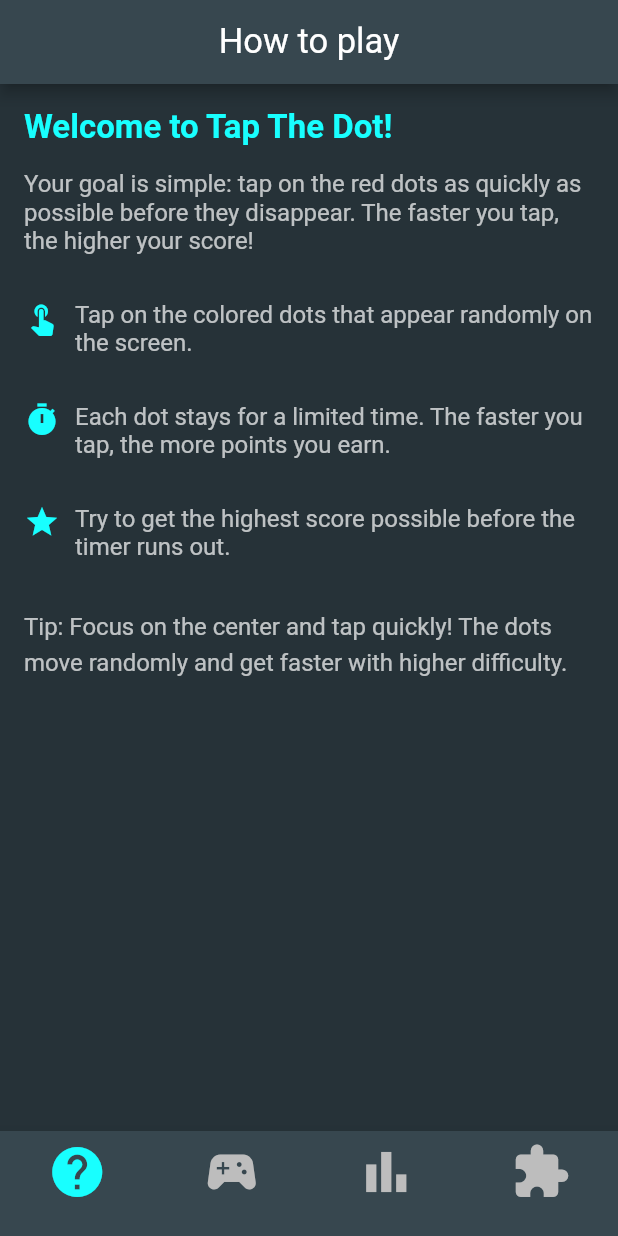
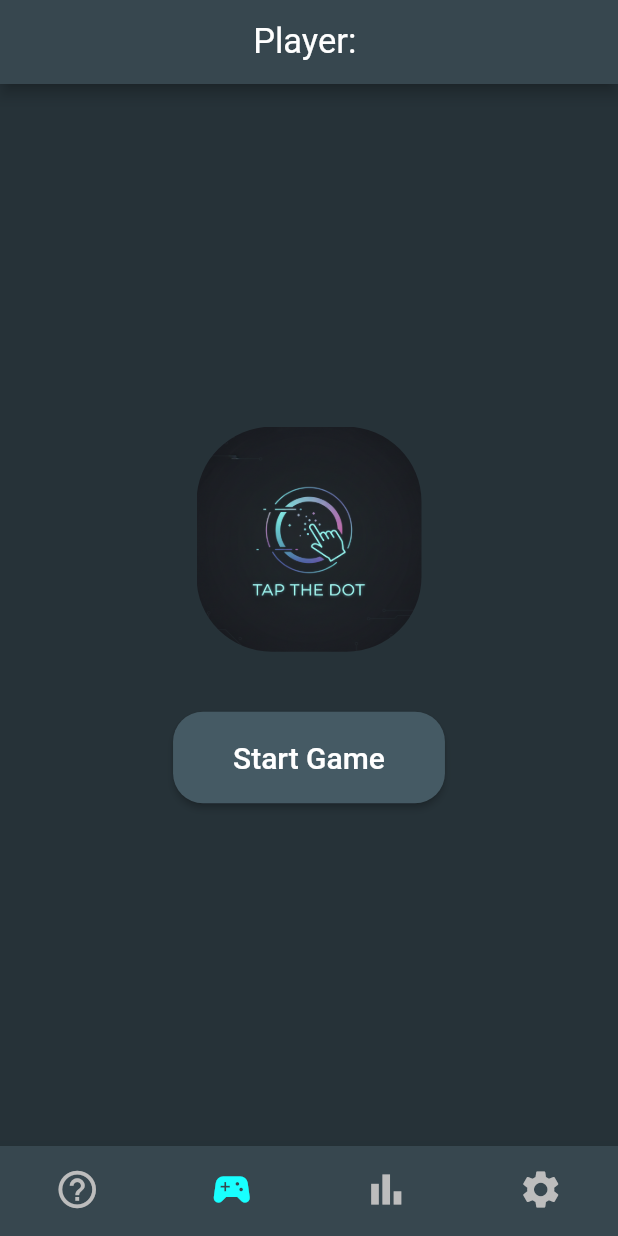
Before and after one commit to ftoooomh2015-stack/Dot-Tapper-Game, a Flutter app: the TapTheDot screen opened directly, on a phone screen of 412 x 824 dp. Run offline on Flutter 3.47's test engine with Material 3 defaults, Android fonts, the phone set to English and light mode, and no system bars; our stand-ins replace shared_preferences; accounts and stored records are empty.

Commit message:
Organize project structure and clean up code

```diff
--- /dev/null
+++ b/lib/core/services/storage_service.dart
@@ -0,0 +1,30 @@
+import 'package:shared_preferences/shared_preferences.dart';
+
+class StorageService {
+  static late SharedPreferences _prefs;
+
+  static Future<void> init() async {
+    _prefs = await SharedPreferences.getInstance();
+  }
+
+  // Auth
+  static bool get isLogin => _prefs.getBool('islogin') ?? false;
+  static Future<void> setLogin(bool value) => _prefs.setBool('islogin', value);
+
+  static String? get userName => _prefs.getString('name');
+  static Future<void> setUserName(String name) => _prefs.setString('name', name);
+
+  // Settings
+  static String get difficulty => _prefs.getString('difficulty') ?? "Medium";
+  static Future<void> setDifficulty(String value) => _prefs.setString('difficulty', value);
+
+  static double get roundDuration => _prefs.getDouble('roundDuration') ?? 30;
+  static Future<void> setRoundDuration(double value) => _prefs.setDouble('roundDuration', value);
+
+  static double get dotsPerRound => _prefs.getDouble('dotsPerRound') ?? 10;
+  static Future<void> setDotsPerRound(double value) => _prefs.setDouble('dotsPerRound', value);
+
+  // Scores
+  static List<String> get highestScores => _prefs.getStringList('highestScores') ?? [];
+  static Future<void> setHighestScores(List<String> scores) => _prefs.setStringList('highestScores', scores);
+}
--- a/lib/howtoplay.dart
+++ b/lib/features/how_to_play/how_to_play_screen.dart
@@ -1,7 +1,7 @@
 import 'package:flutter/material.dart';
 
-class HowToPlay extends StatelessWidget {
-  const HowToPlay({super.key});
+class HowToPlayScreen extends StatelessWidget {
+  const HowToPlayScreen({super.key});
 
   @override
   Widget build(BuildContext context) {
@@ -20,7 +20,6 @@ class HowToPlay extends StatelessWidget {
         padding: const EdgeInsets.all(16),
         child: ListView(
           children: [
-            // مقدمة
             const Text(
               "Welcome to Tap The Dot!",
               style: TextStyle(
@@ -34,8 +33,6 @@ class HowToPlay extends StatelessWidget {
               style: TextStyle(color: Colors.white70, fontSize: 16),
             ),
             const SizedBox(height: 30),
-
-            // خطوة 1
             Row(
               crossAxisAlignment: CrossAxisAlignment.start,
               children: const [
@@ -50,8 +47,6 @@ class HowToPlay extends StatelessWidget {
               ],
             ),
             const SizedBox(height: 30),
-
-            // خطوة 2
             Row(
               crossAxisAlignment: CrossAxisAlignment.start,
               children: const [
@@ -66,8 +61,6 @@ class HowToPlay extends StatelessWidget {
               ],
             ),
             const SizedBox(height: 30),
-
-            // خطوة 3
             Row(
               crossAxisAlignment: CrossAxisAlignment.start,
               children: const [
@@ -82,11 +75,9 @@ class HowToPlay extends StatelessWidget {
               ],
             ),
             const SizedBox(height: 30),
-
-            // نصيحة
             const Text(
-                "Tip: Focus on the center and tap quickly! The dots move randomly and get faster with higher difficulty.",
-                style: TextStyle(color: Colors.white70, fontSize: 16,height: 1.5),
+              "Tip: Focus on the center and tap quickly! The dots move randomly and get faster with higher difficulty.",
+              style: TextStyle(color: Colors.white70, fontSize: 16, height: 1.5),
             ),
           ],
         ),
--- a/lib/main.dart
+++ b/lib/main.dart
@@ -1,9 +1,37 @@
 import 'package:flutter/material.dart';
-import 'package:tapthedotgame/home.dart';
-import 'package:tapthedotgame/howtoplay.dart';
-import 'package:tapthedotgame/settings.dart';
-import 'package:tapthedotgame/splash.dart';
-import 'package:tapthedotgame/stats.dart';
+import 'package:tapthedotgame/core/services/storage_service.dart';
+import 'package:tapthedotgame/features/auth/splash_screen.dart';
+import 'package:tapthedotgame/features/game/game_screen.dart';
+import 'package:tapthedotgame/features/how_to_play/how_to_play_screen.dart';
+import 'package:tapthedotgame/features/settings/settings_screen.dart';
+import 'package:tapthedotgame/features/stats/stats_screen.dart';
+
+void main() async {
+  WidgetsFlutterBinding.ensureInitialized();
+  await StorageService.init();
+  runApp(const MyApp());
+}
+
+class MyApp extends StatelessWidget {
+  const MyApp({super.key});
+
+  @override
+  Widget build(BuildContext context) {
+    return MaterialApp(
+      debugShowCheckedModeBanner: false,
+      title: 'Tap The Dot',
+      theme: ThemeData(
+        useMaterial3: false,
+        bottomNavigationBarTheme: BottomNavigationBarThemeData(
+          backgroundColor: Colors.blueGrey[800],
+          selectedItemColor: Colors.cyanAccent,
+          unselectedItemColor: Colors.grey[400],
+        ),
+      ),
+      home: const SplashScreen(),
+    );
+  }
+}
 
 class TapTheDot extends StatefulWidget {
   const TapTheDot({super.key});
@@ -12,56 +40,39 @@ class TapTheDot extends StatefulWidget {
   State<TapTheDot> createState() => _TapTheDotState();
 }
 
-void main(){
-  runApp(MaterialApp(
-    debugShowCheckedModeBanner: false,
-    home: SplashPage(),
-    theme: ThemeData(
-      useMaterial3: false,
-      bottomNavigationBarTheme: BottomNavigationBarThemeData(
-        backgroundColor: Colors.blueGrey[800],
-        selectedItemColor: Colors.cyanAccent,
-        unselectedItemColor: Colors.grey[400],
-      ),
-    ),
-  ));
-}
+class _TapTheDotState extends State<TapTheDot> {
+  int myIndex = 1; // جعل صفحة اللعب هي الافتراضية عند الدخول
 
-class _TapTheDotState extends State<TapTheDot> {
-  int myindex = 0;
   final List<Widget> pages = [
-    HowToPlay(
-      key: const ValueKey('HowToPlay'), // استخدام مفتاح لضمان إعادة البناء
-    ),
-    Home(
-      key: const ValueKey('Home'), // استخدام مفتاح لضمان إعادة البناء
-    ),
-    Stats(
-      key: const ValueKey('Stats'), // استخدام مفتاح لضمان إعادة البناء
-    ), // يمكن استخدام const إذا لم تكن لها حالة تتغير
-    Settings(
-      key: const ValueKey('Settings'), // استخدام مفتاح لضمان إعادة البناء
-    ),
+    const HowToPlayScreen(key: ValueKey('HowToPlay')),
+    const GameScreen(key: ValueKey('Game')),
+    const StatsScreen(key: ValueKey('Stats')),
+    const SettingsScreen(key: ValueKey('Settings')),
   ];
 
   @override
   Widget build(BuildContext context) {
     return Scaffold(
-      body: pages[myindex],
+      body: IndexedStack(
+        index: myIndex,
+        children: pages,
+      ),
       bottomNavigationBar: BottomNavigationBar(
         type: BottomNavigationBarType.fixed,
-        currentIndex: myindex,
+        currentIndex: myIndex,
         onTap: (index) {
           setState(() {
-            myindex = index;
+            myIndex = index;
           });
         },
-        iconSize: 40,
-        items: [
-          BottomNavigationBarItem(label: '', icon: Icon(Icons.help)),
-          BottomNavigationBarItem(label: '', icon: Icon(Icons.sports_esports)),
-          BottomNavigationBarItem(label: '', icon: Icon(Icons.bar_chart)),
-          BottomNavigationBarItem(label: '', icon: Icon(Icons.extension)),
+        iconSize: 30,
+        showSelectedLabels: false,
+        showUnselectedLabels: false,
+        items: const [
+          BottomNavigationBarItem(label: 'Help', icon: Icon(Icons.help_outline)),
+          BottomNavigationBarItem(label: 'Play', icon: Icon(Icons.sports_esports)),
+          BottomNavigationBarItem(label: 'Stats', icon: Icon(Icons.bar_chart)),
+          BottomNavigationBarItem(label: 'Settings', icon: Icon(Icons.settings)),
         ],
       ),
     );
```
Also changed, not shown: lib/features/auth/login_screen.dart (added, +92 -0 lines), lib/features/auth/splash_screen.dart (renamed from lib/splash.dart, +19 -15 lines), lib/features/game/game_screen.dart (renamed from lib/home.dart, +23 -48 lines), lib/features/settings/settings_screen.dart (renamed from lib/settings.dart, +25 -32 lines), lib/features/stats/stats_screen.dart (added, +76 -0 lines), lib/login.dart (deleted, +0 -76 lines), lib/stats.dart (deleted, +0 -70 lines), pubspec.lock.
